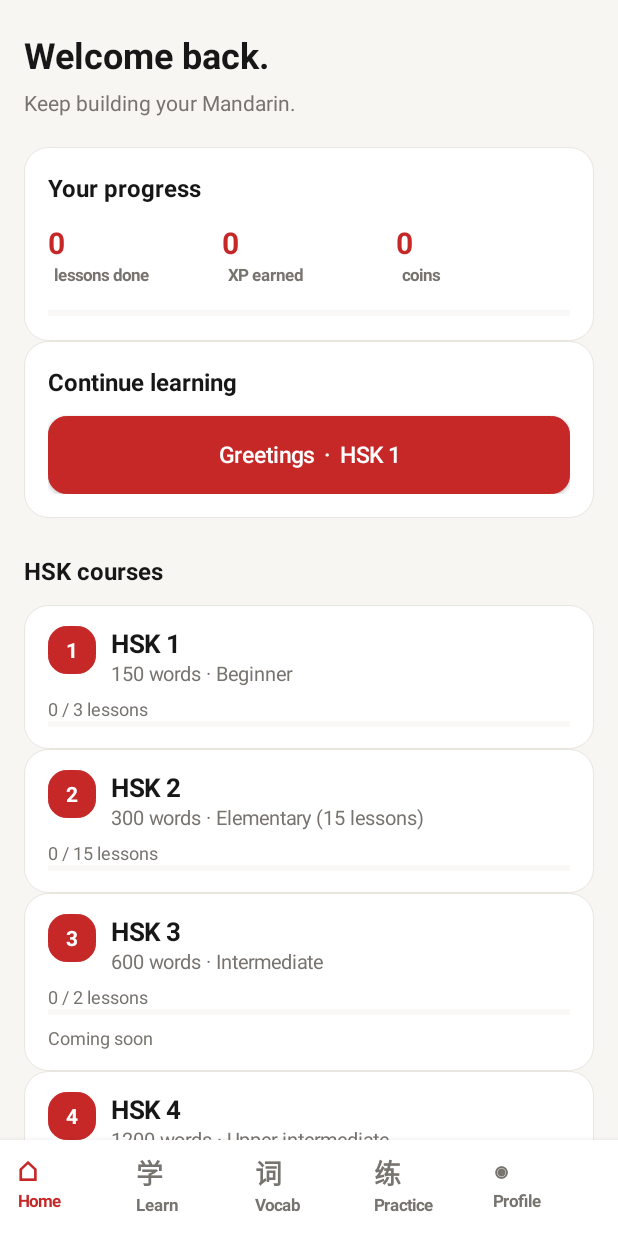
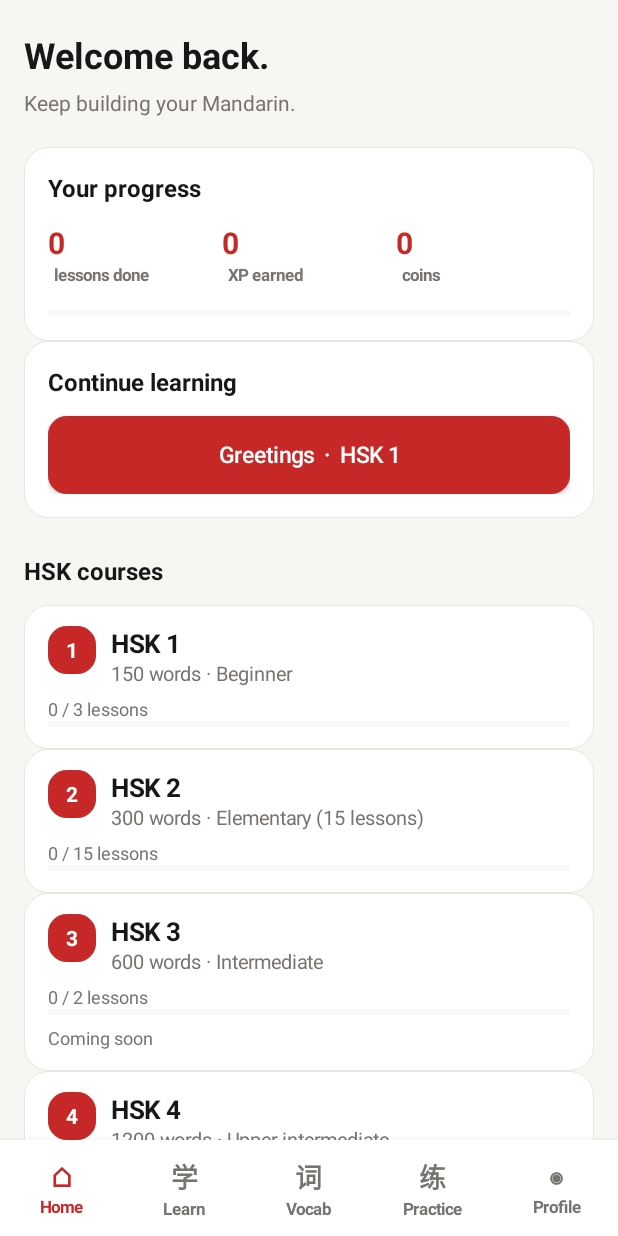
Before and after one commit to lw-xiong/wenshu, an Android app: the screen it shows after launch (MainActivity), on a phone screen of 412 x 824 dp. Run offline under Robolectric (Android 15) with nearby library versions, the phone set to English and light mode, and no system bars.

Commit message:
ui:navigation: center tabs and preserve screen on theme change (v1.2.1)

```diff
--- a/app/src/main/AndroidManifest.xml
+++ b/app/src/main/AndroidManifest.xml
@@ -1,8 +1,8 @@
 <?xml version="1.0" encoding="utf-8"?>
 <manifest xmlns:android="http://schemas.android.com/apk/res/android"
     package="com.ciel.hsk"
-    android:versionCode="4"
-    android:versionName="1.2.0">
+    android:versionCode="5"
+    android:versionName="1.2.1">
 
     <uses-sdk android:minSdkVersion="21" android:targetSdkVersion="34" />
 
--- a/app/src/main/kotlin/com/ciel/hsk/MainActivity.kt
+++ b/app/src/main/kotlin/com/ciel/hsk/MainActivity.kt
@@ -24,6 +24,7 @@ import android.widget.Toast
 class MainActivity : Activity() {
 
     private lateinit var prefs: SharedPreferences
+    private lateinit var rootView: LinearLayout
     private lateinit var container: FrameLayout
     private lateinit var navBar: LinearLayout
     private var currentTab: Int = -1
@@ -58,7 +59,8 @@ class MainActivity : Activity() {
         prefs = getSharedPreferences("hsk_app", Context.MODE_PRIVATE)
         applySystemBars()
 
-        val root = LinearLayout(this)
+        rootView = LinearLayout(this)
+        val root = rootView
         root.orientation = LinearLayout.VERTICAL
         root.layoutParams = ViewGroup.LayoutParams(
             ViewGroup.LayoutParams.MATCH_PARENT,
@@ -130,9 +132,27 @@ class MainActivity : Activity() {
     }
 
     private fun setDarkMode(dark: Boolean) {
+        val tab = if (currentTab in 0..4) currentTab else TAB_PROFILE
+        val scrollY = currentScrollView()?.scrollY ?: 0
         prefs.edit().putBoolean("dark_mode", dark).apply()
         applySystemBars()
-        recreate()
+        rootView.setBackgroundColor(C_BG())
+
+        val navIndex = rootView.indexOfChild(navBar)
+        rootView.removeView(navBar)
+        navBar = buildNavBar()
+        rootView.addView(navBar, navIndex)
+
+        currentTab = -1
+        switchTab(tab)
+        currentScrollView()?.let { scroll ->
+            scroll.post { scroll.scrollTo(0, scrollY) }
+        }
+    }
+
+    private fun currentScrollView(): ScrollView? {
+        val screen = container.getChildAt(0) as? LinearLayout ?: return null
+        return screen.getChildAt(0) as? ScrollView
     }
 
     /* ---------- Bottom navigation ---------- */
@@ -140,22 +160,26 @@ class MainActivity : Activity() {
     private fun buildNavBar(): LinearLayout {
         val bar = LinearLayout(this)
         bar.orientation = LinearLayout.HORIZONTAL
+        bar.weightSum = tabLabels.size.toFloat()
+        bar.gravity = Gravity.CENTER
         bar.layoutParams = ViewGroup.LayoutParams(
             ViewGroup.LayoutParams.MATCH_PARENT,
             dp(this, 64)
         )
         bar.setBackgroundColor(C_CARD())
-        bar.setPadding(dp(this, 8), dp(this, 4), dp(this, 8), dp(this, 4))
+        bar.setPadding(0, dp(this, 4), 0, dp(this, 4))
         bar.elevation = dp(this, 8).toFloat()
 
         for (i in tabLabels.indices) {
             val item = LinearLayout(this)
             item.orientation = LinearLayout.VERTICAL
-            val ip = LinearLayout.LayoutParams(0, ViewGroup.LayoutParams.WRAP_CONTENT)
-            ip.weight = 1f
-            item.layoutParams = ip
+            item.layoutParams = LinearLayout.LayoutParams(
+                0,
+                ViewGroup.LayoutParams.MATCH_PARENT,
+                1f
+            )
             item.gravity = Gravity.CENTER
-            item.setPadding(dp(this, 4), dp(this, 4), dp(this, 4), dp(this, 4))
+            item.setPadding(0, dp(this, 4), 0, dp(this, 4))
             item.tag = i
             item.contentDescription = "tab_${tabLabels[i].lowercase()}"
 
@@ -164,17 +188,28 @@ class MainActivity : Activity() {
             icon.textSize = 18f
             icon.setTypeface(icon.typeface, Typeface.BOLD)
             icon.setTextColor(C_MUTED())
+            icon.layoutParams = LinearLayout.LayoutParams(
+                ViewGroup.LayoutParams.MATCH_PARENT,
+                ViewGroup.LayoutParams.WRAP_CONTENT
+            )
+            icon.gravity = Gravity.CENTER
+            icon.textAlignment = View.TEXT_ALIGNMENT_CENTER
 
             val label = TextView(this)
             label.text = tabLabels[i]
             label.textSize = 11f
             label.setTypeface(label.typeface, Typeface.BOLD)
             label.setTextColor(C_MUTED())
+            label.layoutParams = LinearLayout.LayoutParams(
+                ViewGroup.LayoutParams.MATCH_PARENT,
+                ViewGroup.LayoutParams.WRAP_CONTENT
+            )
+            label.gravity = Gravity.CENTER
+            label.textAlignment = View.TEXT_ALIGNMENT_CENTER
 
             item.addView(icon)
             item.addView(label)
             item.setOnClickListener { switchTab(i) }
-
             bar.addView(item)
         }
 
```
Also changed, not shown: 4 other files.
